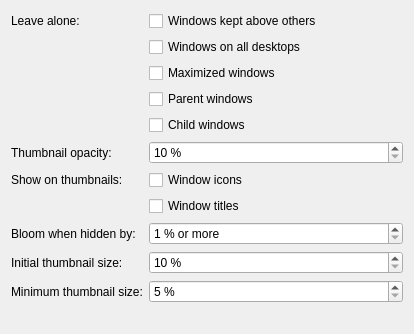
LMauricius/kde-thumbnail-bloom, file src/thumbnailbloom_config.ui: the form before one commit.
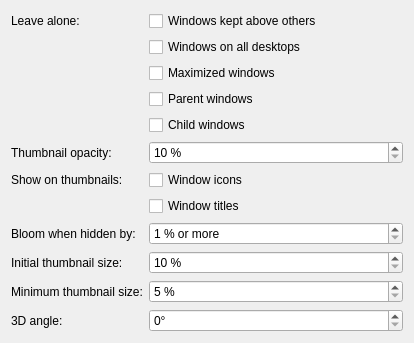
The form after the commit.

Commit message: WIP 3D bend effect

The edit to the form file:
```diff
--- a/src/thumbnailbloom_config.ui
+++ b/src/thumbnailbloom_config.ui
@@ -147,6 +147,26 @@
      </property>
     </widget>
    </item>
+   <item row="11" column="0">
+    <widget class="QLabel" name="bendAngleLabel">
+     <property name="text">
+      <string>3D angle:</string>
+     </property>
+    </widget>
+   </item>
+   <item row="11" column="1">
+    <widget class="QSpinBox" name="kcfg_BendAngle">
+     <property name="suffix">
+      <string>°</string>
+     </property>
+     <property name="minimum">
+      <number>0</number>
+     </property>
+     <property name="maximum">
+      <number>60</number>
+     </property>
+    </widget>
+   </item>
    <item row="7" column="1">
     <widget class="QCheckBox" name="kcfg_ShowTitles">
      <property name="text">
```
The commit also changes 7 other files.
